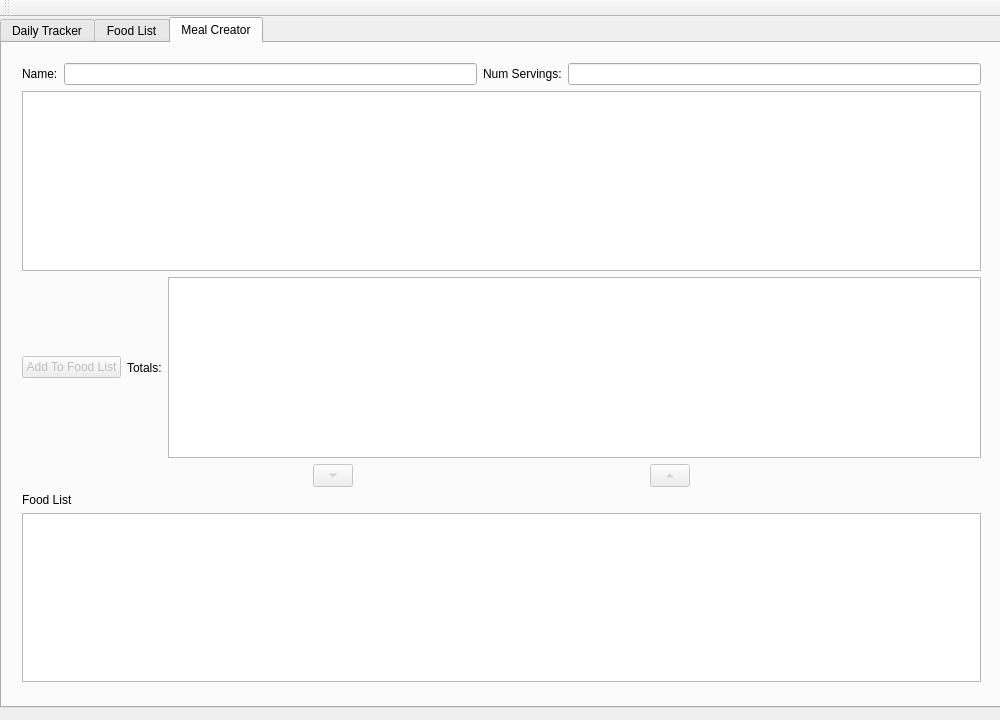
Before: the Qt Designer form MainWindow.ui in klowther/kCalTracker, drawn with Qt 5.
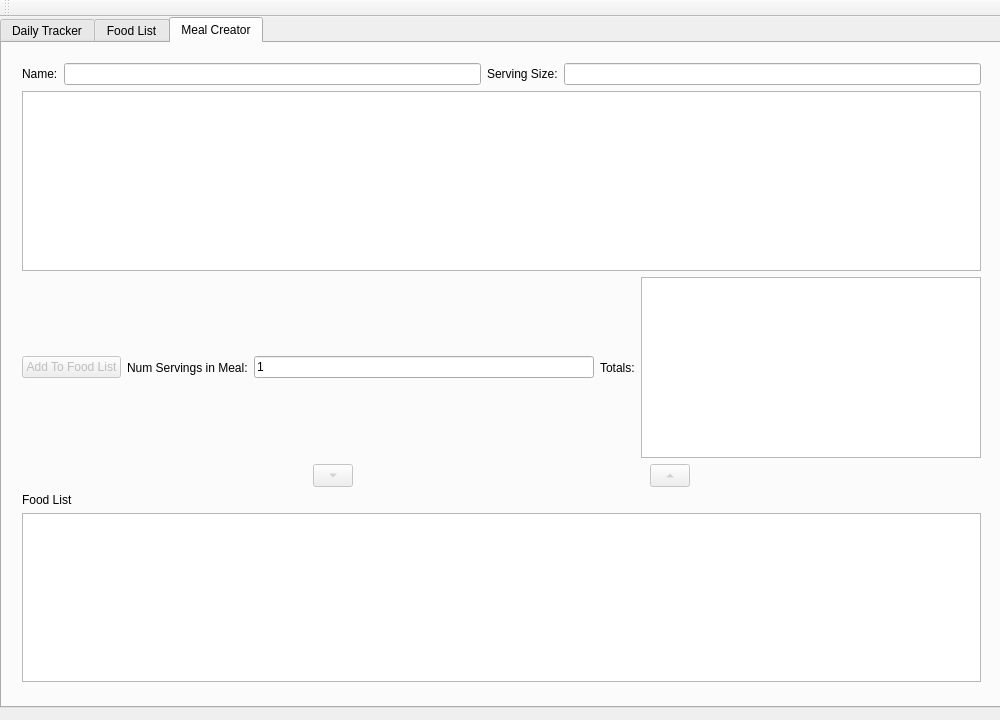
After: the same form once the commit is applied. The open tabs and pages were chosen to show the change.

Commit message:
Meal Creator Feature
Finished the initial work on the meal creator feature

The edit to the form file:
```diff
--- a/MainWindow.ui
+++ b/MainWindow.ui
@@ -248,18 +248,14 @@
             <widget class="QLineEdit" name="mealCreatorNameLineEdit"/>
            </item>
            <item>
-            <widget class="QLabel" name="numServingsLabel">
+            <widget class="QLabel" name="servingLabel">
              <property name="text">
-              <string>Num Servings:</string>
+              <string>Serving Size:</string>
              </property>
             </widget>
            </item>
            <item>
-            <widget class="QLineEdit" name="numServingsLineEdit">
-             <property name="inputMethodHints">
-              <set>Qt::ImhNone</set>
-             </property>
-            </widget>
+            <widget class="QLineEdit" name="servingLineEdit"/>
            </item>
           </layout>
          </item>
@@ -281,6 +277,23 @@
              </property>
             </widget>
            </item>
+           <item>
+            <widget class="QLabel" name="numServingsLabel">
+             <property name="text">
+              <string>Num Servings in Meal:</string>
+             </property>
+            </widget>
+           </item>
+           <item>
+            <widget class="QLineEdit" name="numServingsLineEdit">
+             <property name="inputMethodHints">
+              <set>Qt::ImhNone</set>
+             </property>
+             <property name="text">
+              <string>1</string>
+             </property>
+            </widget>
+           </item>
            <item>
             <widget class="QLabel" name="mealTotalLabel">
              <property name="text">
```
The commit also changes 2 other files.
